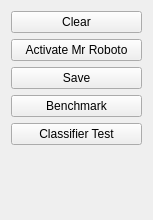
Above: BIAL-GUI/src/livewirewidget.ui from GIBIS-UNIFESP/BIAL before the change. Below: the same form after it.
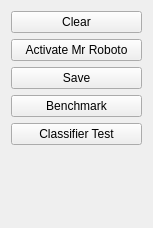
That is the form after the change.

Commit message: Adjust widget size

```diff
--- a/BIAL-GUI/src/livewirewidget.ui
+++ b/BIAL-GUI/src/livewirewidget.ui
@@ -7,7 +7,7 @@
     <x>0</x>
     <y>0</y>
     <width>153</width>
-    <height>220</height>
+    <height>228</height>
    </rect>
   </property>
   <property name="sizePolicy">
```
The commit also changes 2 other files.
